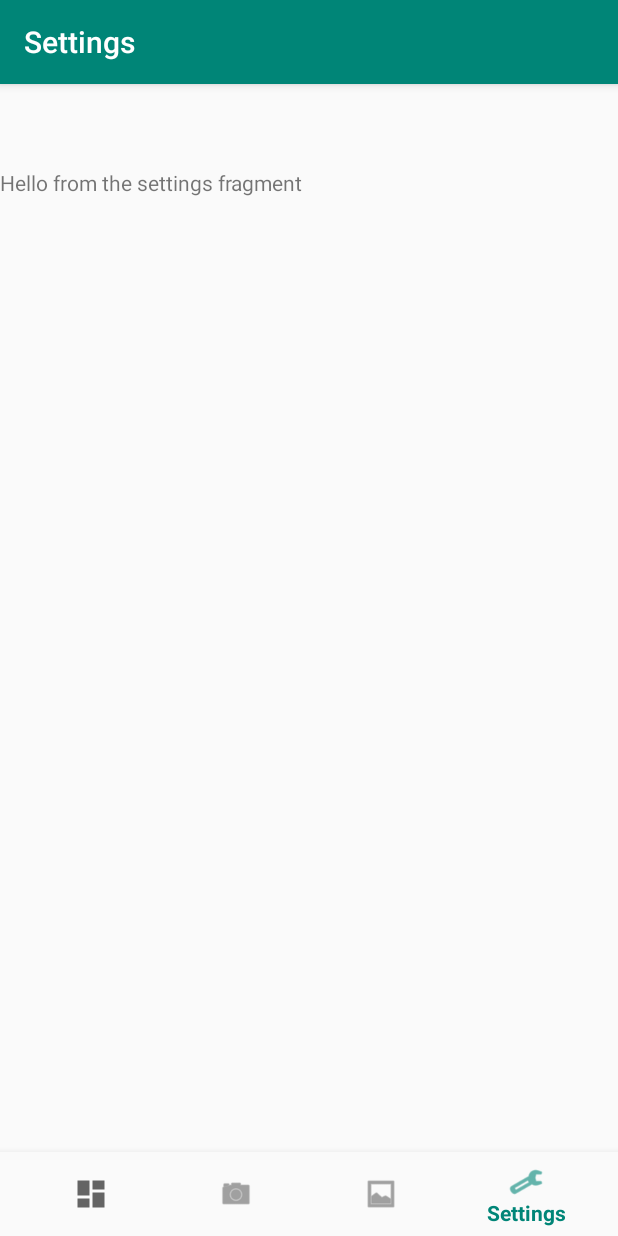
After one commit to cosbeyr/explorers_pack, an Android app: the SettingsFragment screen opened through its navigation route, on a phone screen of 412 x 824 dp. The commit adds this screen. Run offline under Robolectric (Android 15) with nearby library versions, the phone set to English and light mode, and no system bars; our stand-ins replace navigation-ui.

Commit message:
Added the settings tab to the navigation.

```diff
--- a/app/src/main/java/com/WWU/explorerspack/MainActivity.java
+++ b/app/src/main/java/com/WWU/explorerspack/MainActivity.java
@@ -39,7 +39,7 @@ public class MainActivity extends AppCompatActivity implements GuideListFragment
         // Passing each menu ID as a set of Ids because each
         // menu should be considered as top level destinations.
         AppBarConfiguration appBarConfiguration = new AppBarConfiguration.Builder(
-                R.id.navigation_home, R.id.navigation_dashboard, R.id.navigation_notifications)
+                R.id.navigation_home, R.id.navigation_dashboard, R.id.navigation_notifications, R.id.navigation_settings)
                 .build();
        navController = Navigation.findNavController(this, R.id.nav_host_fragment);
        navController.addOnDestinationChangedListener(new NavController.OnDestinationChangedListener() {
--- /dev/null
+++ b/app/src/main/java/com/WWU/explorerspack/ui/settings/SettingsFragment.java
@@ -0,0 +1,38 @@
+package com.WWU.explorerspack.ui.settings;
+
+import androidx.lifecycle.ViewModelProviders;
+
+import android.os.Bundle;
+
+import androidx.annotation.NonNull;
+import androidx.annotation.Nullable;
+import androidx.fragment.app.Fragment;
+
+import android.view.LayoutInflater;
+import android.view.View;
+import android.view.ViewGroup;
+
+import com.WWU.explorerspack.R;
+
+public class SettingsFragment extends Fragment {
+
+    private SettingsViewModel mViewModel;
+
+    public static SettingsFragment newInstance() {
+        return new SettingsFragment();
+    }
+
+    @Override
+    public View onCreateView(@NonNull LayoutInflater inflater, @Nullable ViewGroup container,
+                             @Nullable Bundle savedInstanceState) {
+        return inflater.inflate(R.layout.settings_fragment, container, false);
+    }
+
+    @Override
+    public void onActivityCreated(@Nullable Bundle savedInstanceState) {
+        super.onActivityCreated(savedInstanceState);
+        mViewModel = ViewModelProviders.of(this).get(SettingsViewModel.class);
+        // TODO: Use the ViewModel
+    }
+
+}
--- /dev/null
+++ b/app/src/main/java/com/WWU/explorerspack/ui/settings/SettingsViewModel.java
@@ -0,0 +1,7 @@
+package com.WWU.explorerspack.ui.settings;
+
+import androidx.lifecycle.ViewModel;
+
+public class SettingsViewModel extends ViewModel {
+    // TODO: Implement the ViewModel
+}
--- /dev/null
+++ b/app/src/main/res/layout/settings_fragment.xml
@@ -0,0 +1,13 @@
+<?xml version="1.0" encoding="utf-8"?>
+<FrameLayout xmlns:android="http://schemas.android.com/apk/res/android"
+    xmlns:tools="http://schemas.android.com/tools"
+    android:layout_width="match_parent"
+    android:layout_height="match_parent"
+    tools:context=".ui.settings.SettingsFragment">
+
+    <TextView
+        android:layout_width="match_parent"
+        android:layout_height="match_parent"
+        android:text="Hello from the settings fragment" />
+
+</FrameLayout>
--- a/app/src/main/res/menu/bottom_nav_menu.xml
+++ b/app/src/main/res/menu/bottom_nav_menu.xml
@@ -1,19 +1,29 @@
 <?xml version="1.0" encoding="utf-8"?>
-<menu xmlns:android="http://schemas.android.com/apk/res/android">
+<menu xmlns:android="http://schemas.android.com/apk/res/android"
+    xmlns:app="http://schemas.android.com/apk/res-auto"
+    app:labelVisibilityMode="labeled">
 
     <item
         android:id="@+id/navigation_home"
         android:icon="@drawable/ic_dashboard_black_24dp"
-        android:title="@string/title_guide" />
+        android:title="@string/title_guide"
+        app:showAsAction="always"/>
 
     <item
         android:id="@+id/navigation_dashboard"
         android:icon="@android:drawable/ic_menu_camera"
-        android:title="@string/title_camera" />
+        android:title="@string/title_camera"
+        app:showAsAction="always"/>
 
     <item
         android:id="@+id/navigation_notifications"
         android:icon="@android:drawable/ic_menu_gallery"
-        android:title="@string/title_logs" />
-
+        android:title="@string/title_logs"
+        app:showAsAction="always"/>
+    <item
+        android:id="@+id/navigation_settings"
+        android:icon="@android:drawable/ic_menu_preferences"
+        android:title="@string/settings"
+        app:showAsAction="always"
+/>
 </menu>
--- a/app/src/main/res/navigation/mobile_navigation.xml
+++ b/app/src/main/res/navigation/mobile_navigation.xml
@@ -32,6 +32,13 @@
         tools:layout="@layout/fragment_logs" />
 
     <fragment
+        android:id="@+id/navigation_settings"
+        android:name="com.WWU.explorerspack.ui.settings.SettingsFragment"
+        android:label="@string/settings"
+        tools:layout="@layout/settings_fragment"/>
+
+
+    <fragment
         android:id="@+id/chapter_page"
         android:name="com.WWU.explorerspack.ui.guide.L2.ChapterPageFragment"
         android:label="chapter"
--- a/app/src/main/res/values/strings.xml
+++ b/app/src/main/res/values/strings.xml
@@ -4,4 +4,8 @@
     <string name="title_camera">Camera</string>
     <string name="title_logs">Logs</string>
     <string name="action_search">Search the survival manual</string>
+    <string name="settings">Settings</string>
+
+    <!-- TODO: Remove or change this placeholder text -->
+    <string name="hello_blank_fragment">Hello blank fragment</string>
 </resources>
```
Also changed, not shown: gradle.properties (+4 -4 lines), 5 other files.
